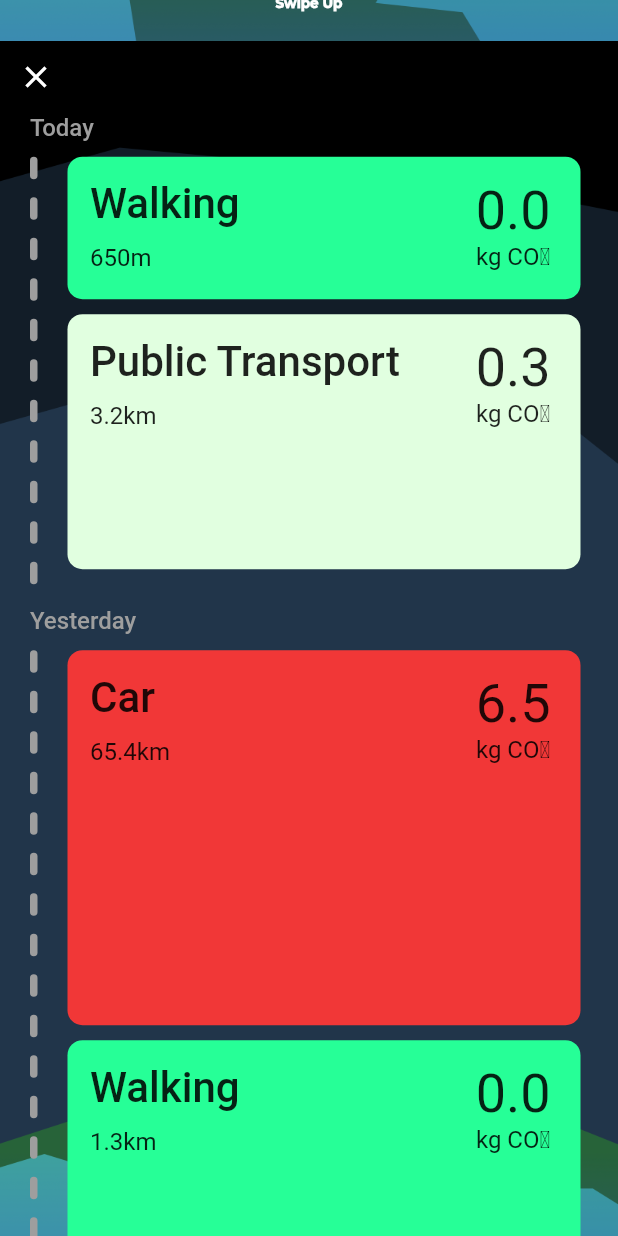
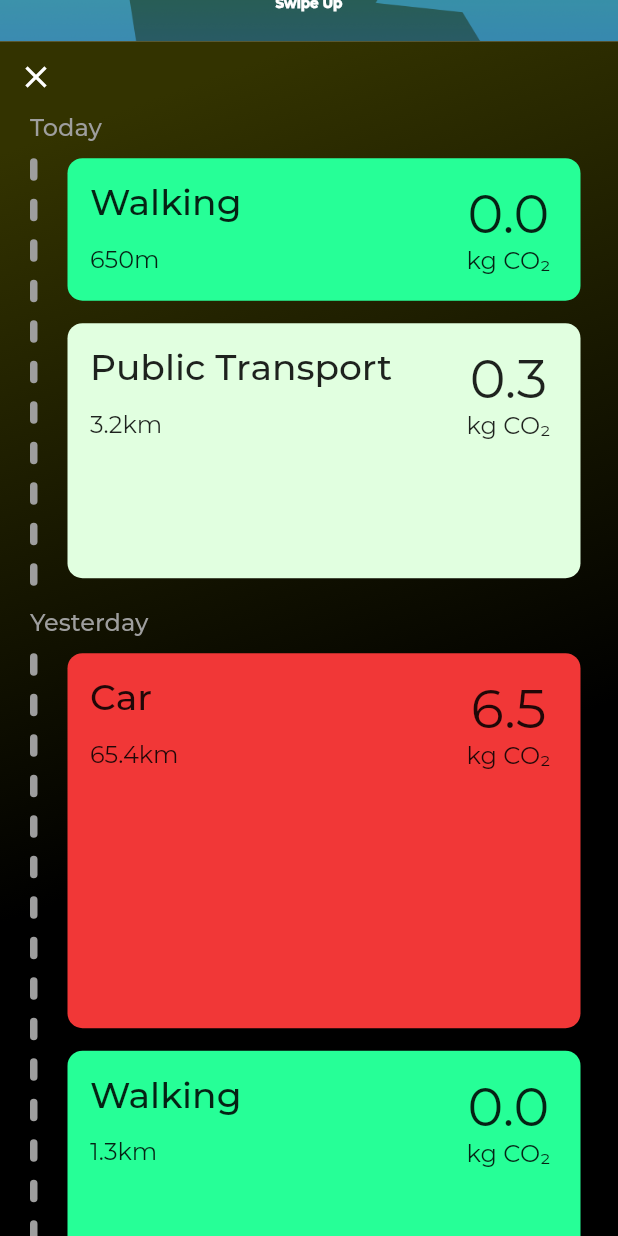
Before and after one commit to b-yogesh/PlanetZero, a Flutter app: the screen it shows after launch, scrolled down 576 dp, on a phone screen of 412 x 824 dp. Run offline on Flutter 3.47's test engine with Material 2 defaults, Android fonts, the phone set to English and light mode, and no system bars; drawn by our look-alikes of dotted_line; our stand-ins replace countup, geolocator, sqflite; missing offline and left inert: activity_recognition_flutter; accounts and stored records are empty; Roboto replaces fonts that are missing (Nunito Sans); project files that could hold a hidden picture were left out.

Commit message:
small fixes

```diff
--- a/green_track_app/lib/pages/HistoryPage.dart
+++ b/green_track_app/lib/pages/HistoryPage.dart
@@ -12,15 +12,16 @@ class _HistoryPageState extends State<HistoryPage> {
   @override
   Widget build(BuildContext context) {
     return Scaffold(
-      body: Container(
+      body: SingleChildScrollView(
+        child: Container(
           decoration: BoxDecoration(
-          color: Colors.black,
-          image: DecorationImage(
-            image: AssetImage("assets/backgrounds/1.png"),
-            fit: BoxFit.fill,
+            gradient: LinearGradient(
+              begin: Alignment.topCenter,
+              end: Alignment(0.8, 0.0),
+              colors: [const Color(0xFF333300), const Color(0xFF000000)],
             ),
           ),
-        child: SingleChildScrollView(
+          child: SafeArea(
             child: Column(
               crossAxisAlignment: CrossAxisAlignment.start,
               children: [
@@ -78,6 +79,7 @@ class _HistoryPageState extends State<HistoryPage> {
             ),
           ),
         ),
+      ),
     );
   }
 }
--- a/green_track_app/lib/pages/HomePage.dart
+++ b/green_track_app/lib/pages/HomePage.dart
@@ -77,7 +77,7 @@ class _HomePageState extends State<HomePage> {
               size: 13,
               prefixText: "Your footprint is ",
               coloredText: widget.percentageBetterThanAverage.toString() + "% better",
-              suffixText: " then the average",
+              suffixText: " than the average",
             ),
             Expanded(
               child: Column(
--- a/green_track_app/lib/widgets/timeline.dart
+++ b/green_track_app/lib/widgets/timeline.dart
@@ -10,7 +10,7 @@ class Timeline extends StatelessWidget {
 
   final TextStyle titleStyle = TextStyle(
     fontSize: 16,
-    fontFamily: "Nunito Sans",
+    fontFamily: "Montserrat",
     fontWeight: FontWeight.w500,
     color: Colors.grey,
   );
--- a/green_track_app/lib/widgets/timelineItem.dart
+++ b/green_track_app/lib/widgets/timelineItem.dart
@@ -5,31 +5,41 @@ class TimelineItem extends StatelessWidget {
   final String subtitle;
   final double emission;
   final Color color;
+  final Color foregroundColor;
   final double height;
 
-  TimelineItem({this.title, this.subtitle, this.color, this.emission, this.height});
+  TimelineItem({
+    this.title,
+    this.subtitle,
+    this.color,
+    this.foregroundColor,
+    this.emission,
+    this.height,
+  });
 
   final TextStyle titleStyle = TextStyle(
-    fontSize: 28,
-    fontFamily: "Nunito Sans",
+    fontSize: 24,
+    fontFamily: "Montserrat",
     fontWeight: FontWeight.w500,
   );
 
   final TextStyle subtitleStyle = TextStyle(
     fontSize: 16,
-    fontFamily: "Nunito Sans",
+    fontWeight: FontWeight.w200,
+    fontFamily: "Montserrat",
   );
 
   final TextStyle co2Style = TextStyle(
     fontSize: 36,
-    fontFamily: "Nunito Sans",
+    fontWeight: FontWeight.w200,
+    fontFamily: "Montserrat",
   );
 
   @override
   Widget build(BuildContext context) {
     double width = MediaQuery.of(context).size.width;
     return Container(
-        margin: EdgeInsets.only(bottom: 10),
+        margin: EdgeInsets.only(bottom: 15),
         decoration: new BoxDecoration(
           color: color,
           borderRadius: new BorderRadius.all(Radius.circular(10.0)),
@@ -45,7 +55,7 @@ class TimelineItem extends StatelessWidget {
                 crossAxisAlignment: CrossAxisAlignment.start,
                 children: [
                   Text(title, style: titleStyle),
-                  Container(height: 10),
+                  Container(height: 14),
                   Text(subtitle, style: subtitleStyle),
                 ],
               ),
```
Lines whose indentation alone changed are shown as unchanged.
